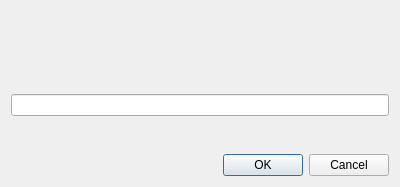
Qt form src/GetPassword.ui (ethereum/alethzero) before a commit.
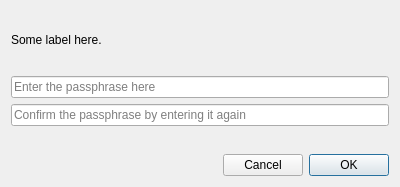
The same form after that commit.

Diff of the .ui file:
```diff
--- a/src/GetPassword.ui
+++ b/src/GetPassword.ui
@@ -30,7 +30,7 @@
    <item>
     <widget class="QLabel" name="label">
      <property name="text">
-      <string/>
+      <string>Some label here.</string>
      </property>
      <property name="textFormat">
       <enum>Qt::RichText</enum>
@@ -58,6 +58,16 @@
      <property name="echoMode">
       <enum>QLineEdit::Password</enum>
      </property>
+     <property name="placeholderText">
+      <string>Enter the passphrase here</string>
+     </property>
+    </widget>
+   </item>
+   <item>
+    <widget class="QLineEdit" name="confirm">
+     <property name="placeholderText">
+      <string>Confirm the passphrase by entering it again</string>
+     </property>
     </widget>
    </item>
    <item>
@@ -74,14 +84,54 @@
     </spacer>
    </item>
    <item>
-    <widget class="QDialogButtonBox" name="buttonBox">
-     <property name="orientation">
-      <enum>Qt::Horizontal</enum>
-     </property>
-     <property name="standardButtons">
-      <set>QDialogButtonBox::Cancel|QDialogButtonBox::Ok</set>
-     </property>
-    </widget>
+    <layout class="QHBoxLayout" name="horizontalLayout">
+     <item>
+      <widget class="QLabel" name="error">
+       <property name="styleSheet">
+        <string notr="true">color: rgb(255, 0, 0)</string>
+       </property>
+       <property name="text">
+        <string/>
+       </property>
+       <property name="alignment">
+        <set>Qt::AlignCenter</set>
+       </property>
+      </widget>
+     </item>
+     <item>
+      <spacer name="horizontalSpacer">
+       <property name="orientation">
+        <enum>Qt::Horizontal</enum>
+       </property>
+       <property name="sizeHint" stdset="0">
+        <size>
+         <width>40</width>
+         <height>20</height>
+        </size>
+       </property>
+      </spacer>
+     </item>
+     <item>
+      <widget class="QPushButton" name="cancel">
+       <property name="text">
+        <string>Cancel</string>
+       </property>
+       <property name="shortcut">
+        <string>Esc</string>
+       </property>
+      </widget>
+     </item>
+     <item>
+      <widget class="QPushButton" name="ok">
+       <property name="text">
+        <string>OK</string>
+       </property>
+       <property name="default">
+        <bool>true</bool>
+       </property>
+      </widget>
+     </item>
+    </layout>
    </item>
   </layout>
  </widget>
```
Left out of the diff: 34 changed lines with no effect on the pictures.
